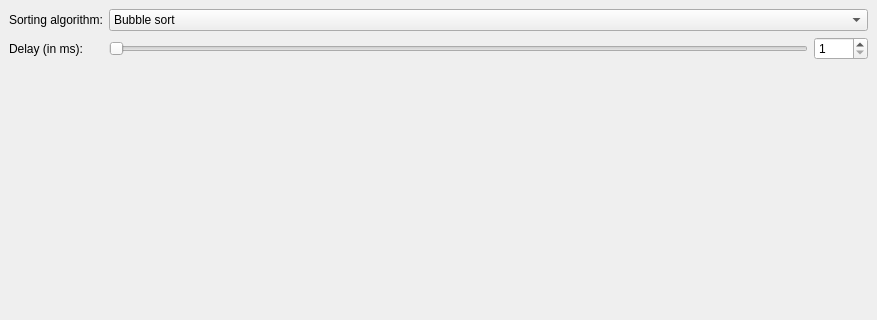
Qt form mainwindow.ui (in-th3-l00p/cpp-sort-visualizer) before a commit; both pictures show x 0 to 877 and y 0 to 320 of the 877 by 656 pixel window.
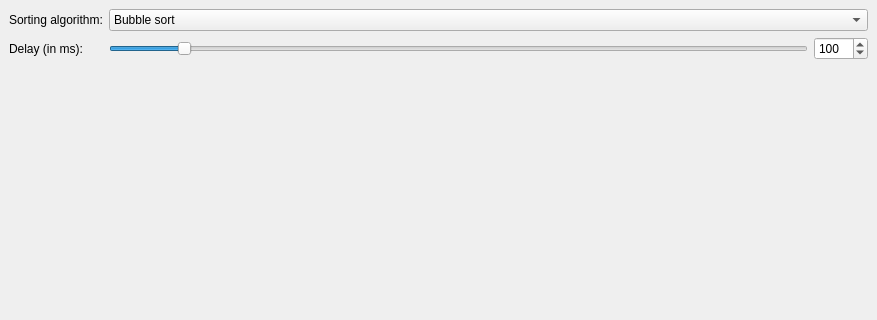
The same form after that commit.

Patch:
```diff
--- a/mainwindow.ui
+++ b/mainwindow.ui
@@ -86,6 +86,9 @@
             <property name="maximum">
              <number>1000</number>
             </property>
+            <property name="value">
+             <number>100</number>
+            </property>
             <property name="orientation">
              <enum>Qt::Horizontal</enum>
             </property>
@@ -99,6 +102,9 @@
             <property name="maximum">
              <number>1000</number>
             </property>
+            <property name="value">
+             <number>100</number>
+            </property>
            </widget>
           </item>
          </layout>
```
